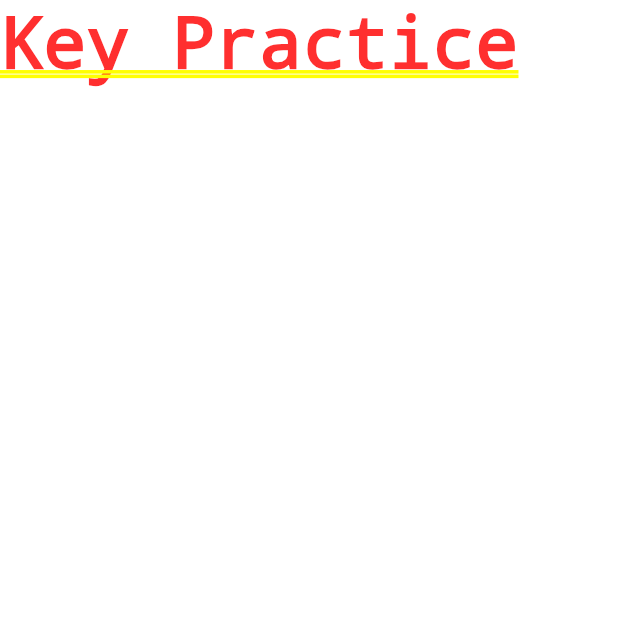
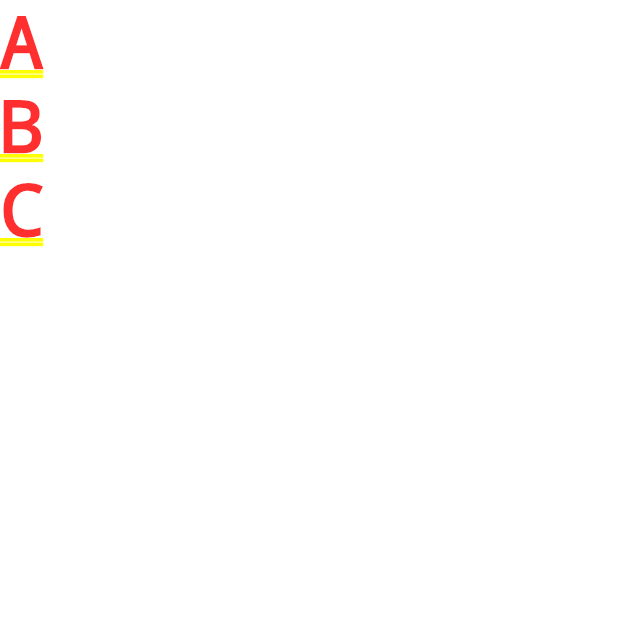
Before and after one commit to SimonHFrost/key_practice, a Flutter app: the screen it shows after launch, on a phone screen of 412 x 824 dp, the top half of it. Run offline on Flutter 3.47's test engine with Material 2 defaults, Android fonts, the phone set to English and light mode, and no system bars.

Commit message:
Add ListView

```diff
--- a/lib/main.dart
+++ b/lib/main.dart
@@ -12,7 +12,13 @@ class MyApp extends StatelessWidget {
       theme: ThemeData(
         primarySwatch: Colors.amber,
       ),
-      home: Text('Key Practice'),
+      home: HomeView(),
     );
   }
 }
+
+class HomeView extends StatelessWidget {
+  Widget build(BuildContext context) {
+    return ListView(children: <Widget>[Text('A'), Text('B'), Text('C')]);
+  }
+}
```
Also changed, not shown: pubspec.lock.
